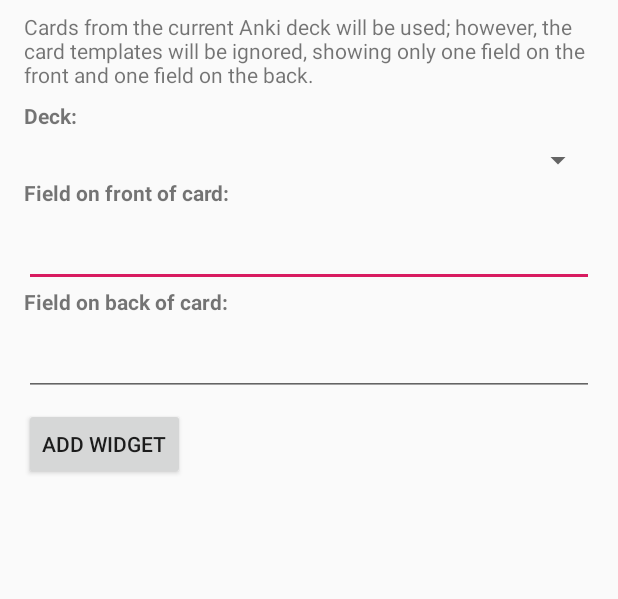
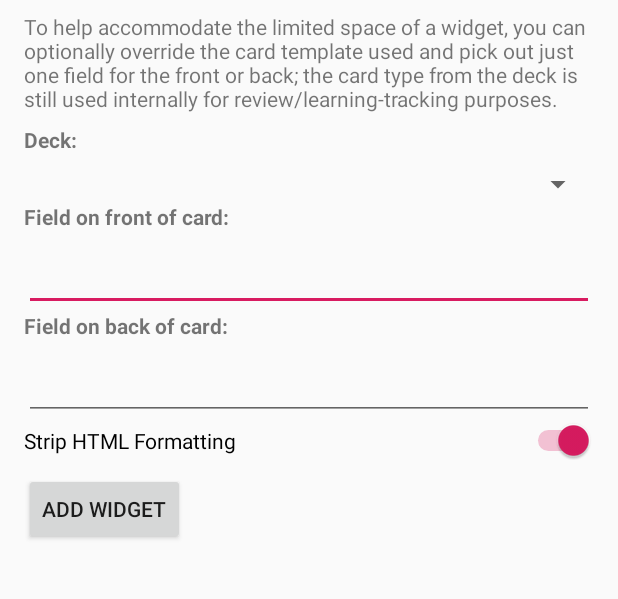
Before and after one commit to evanbattaglia/jide, an Android app: the JideWidgetConfigureActivity screen opened directly, with no data from a screen before it, on a phone screen of 412 x 824 dp, the part 73-672 px from its top. Run offline under Robolectric (Android 15) with nearby library versions, the phone set to English and light mode, and no system bars; libraries missing offline, so code that uses them is left out: com.ichi2.anki; 1 statement that could not run was skipped.

Commit message:
option to use card

```diff
--- a/app/src/main/java/com/instructure/ebattaglia/jide/JideWallpaperPreferences.kt
+++ b/app/src/main/java/com/instructure/ebattaglia/jide/JideWallpaperPreferences.kt
@@ -28,6 +28,7 @@ class JideWallpaperPreferences(context: Context) {
 
     // TODO: this whole class is really verbose and boilerplate...
     // should investigate better ways of doing this, such as using ViewModels and stuff
+    // optionally, make naming consiste3nt with JideWidgetPreferences (getDeckId() etc)
     fun set(
         deckId: Long, lockscreenFirstField: String, lockscreenSecondField: String,
         lockscreenLauncherSame: Boolean, launcherFirstField: String, launcherSecondField: String,
--- a/app/src/main/java/com/instructure/ebattaglia/jide/JideWidgetConfigureActivity.kt
+++ b/app/src/main/java/com/instructure/ebattaglia/jide/JideWidgetConfigureActivity.kt
@@ -8,7 +8,6 @@ import android.os.Bundle
 import android.view.View
 import android.widget.ArrayAdapter
 import android.widget.Toast
-import kotlinx.android.synthetic.main.activity_main.*
 import kotlinx.android.synthetic.main.jide_widget_configure.*
 
 /**
@@ -52,9 +51,9 @@ class JideWidgetConfigureActivity : Activity() {
         val prefs = JideWidgetPreferences(context, appWidgetId)
         val frontField = configure_frontfield.text.toString()
         val backField = configure_backfield.text.toString()
+        val stripHtmlFormatting = configure_strip_html_formatting_switch.isChecked
         val deck = configure_deck_spinner.selectedItem as AnkiApi.Deck
-        prefs.setNoteFieldNames(frontField, backField)
-        prefs.setDeckId(deck.id)
+        prefs.setConfiguration(deck.id, frontField, backField, stripHtmlFormatting)
 
         // Have to run this on our own the first time after configuring
         val appWidgetManager = AppWidgetManager.getInstance(context)
--- a/app/src/main/res/layout/jide_widget_configure.xml
+++ b/app/src/main/res/layout/jide_widget_configure.xml
@@ -57,6 +57,13 @@
         android:layout_height="wrap_content"
         android:inputType="text" />
 
+    <Switch
+        android:id="@+id/configure_strip_html_formatting_switch"
+        android:layout_width="match_parent"
+        android:layout_height="wrap_content"
+        android:checked="true"
+        android:text="@string/strip_html_formatting_switch" />
+
     <Button
         android:id="@+id/add_button"
         android:layout_width="wrap_content"
--- a/app/src/main/res/values/strings.xml
+++ b/app/src/main/res/values/strings.xml
@@ -1,7 +1,7 @@
 <resources>
     <string name="app_name">Jide</string>
     <string name="configure">Configure Jide Widget</string>
-    <string name="configure2">Cards from the current Anki deck will be used; however, the card templates will be ignored, showing only one field on the front and one field on the back.</string>
+    <string name="configure2">To help accommodate the limited space of a widget, you can optionally override the card template used and pick out just one field for the front or back; the card type from the deck is still used internally for review/learning-tracking purposes.</string>
     <string name="add_widget">Add Widget</string>
     <string name="configure_frontfield">Field on front of card:</string>
     <string name="configure_backfield">Field on back of card:</string>
@@ -19,6 +19,7 @@
     <string name="wallpaper_frequency">Change frequency (minutes):</string>
     <string name="not_configured">not configured</string>
     <string name="no_available_card">[no available card]</string>
+    <string name="strip_html_formatting_switch">Strip HTML Formatting</string>
     <string-array name="wallpaper_frequency_units">
         <item name="hours">Hours</item>
         <item name="minutes">Minutes</item>
```
Also changed, not shown: app/src/main/java/com/instructure/ebattaglia/jide/AnkiApi.kt (+31 -2 lines), app/src/main/java/com/instructure/ebattaglia/jide/JideWidget.kt (+9 -11 lines), app/src/main/java/com/instructure/ebattaglia/jide/JideWidgetPreferences.kt (+14 -9 lines).
